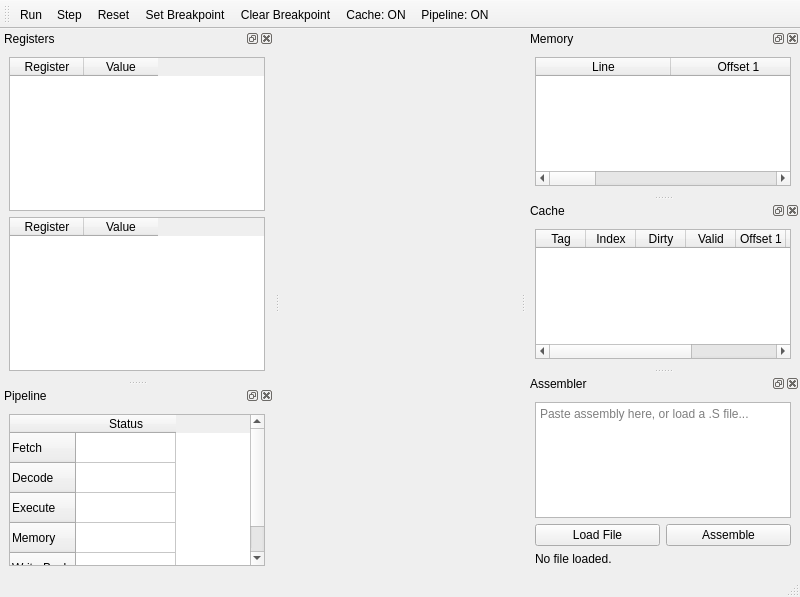
This is gui/mainwindow.ui in nehaka02/DNA-v32 as Qt 5 draws it before an edit. The edited form follows.
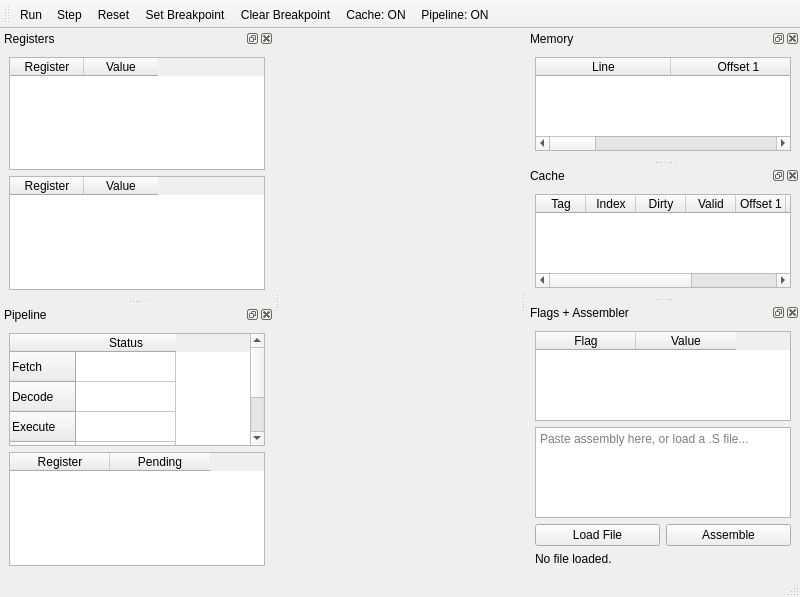
This is the edited form.

Commit message: Added pendRegs to UI, displaying actual instructions in pipeline now, added NZV flags to UI, branching bugfixes

What changed in the file:
```diff
--- a/gui/mainwindow.ui
+++ b/gui/mainwindow.ui
@@ -181,6 +181,20 @@
        </column>
       </widget>
      </item>
+     <item>
+      <widget class="QTableWidget" name="pendingRegsTable">
+       <column>
+        <property name="text">
+         <string>Register</string>
+        </property>
+       </column>
+       <column>
+        <property name="text">
+         <string>Pending</string>
+        </property>
+       </column>
+      </widget>
+     </item>
     </layout>
    </widget>
   </widget>
@@ -245,13 +259,27 @@
   </widget>
   <widget class="QDockWidget" name="assemblerDock">
    <property name="windowTitle">
-    <string>Assembler</string>
+    <string>Flags + Assembler</string>
    </property>
    <attribute name="dockWidgetArea">
     <number>2</number>
    </attribute>
    <widget class="QWidget" name="assemblerContents">
     <layout class="QVBoxLayout" name="assemblerLayout">
+     <item>
+      <widget class="QTableWidget" name="flagsTable">
+       <column>
+        <property name="text">
+         <string>Flag</string>
+        </property>
+       </column>
+       <column>
+        <property name="text">
+         <string>Value</string>
+        </property>
+       </column>
+      </widget>
+     </item>
      <item>
       <widget class="QTextEdit" name="assemblyInput">
        <property name="placeholderText">
```
The commit also changes 8 other files.
